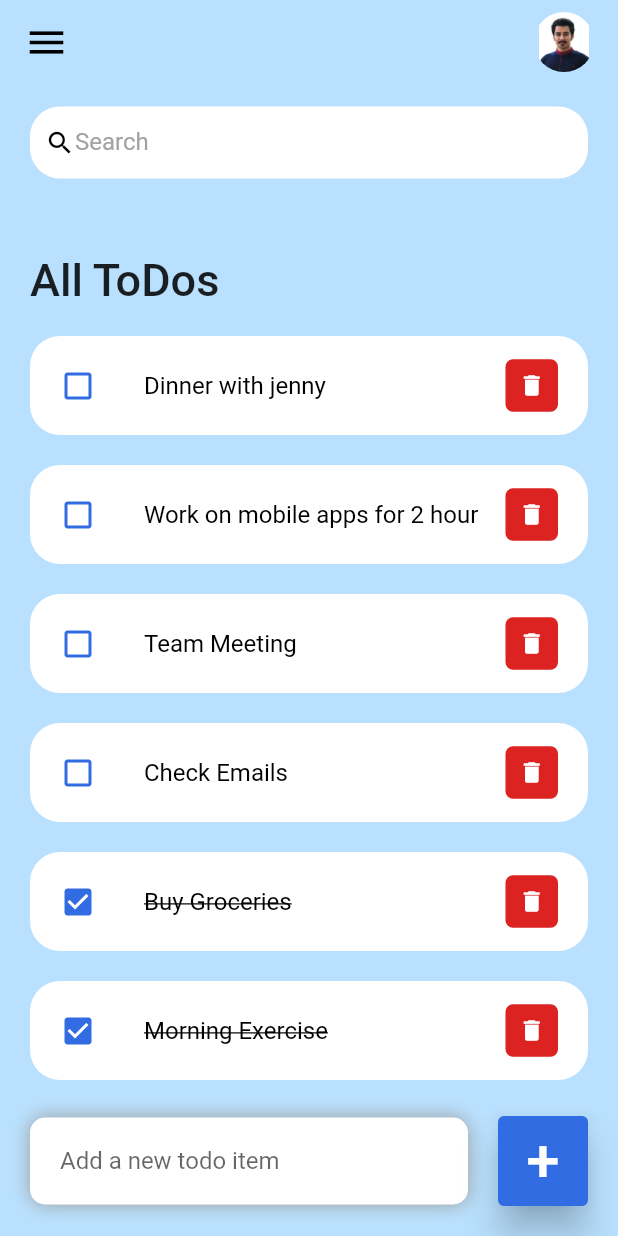
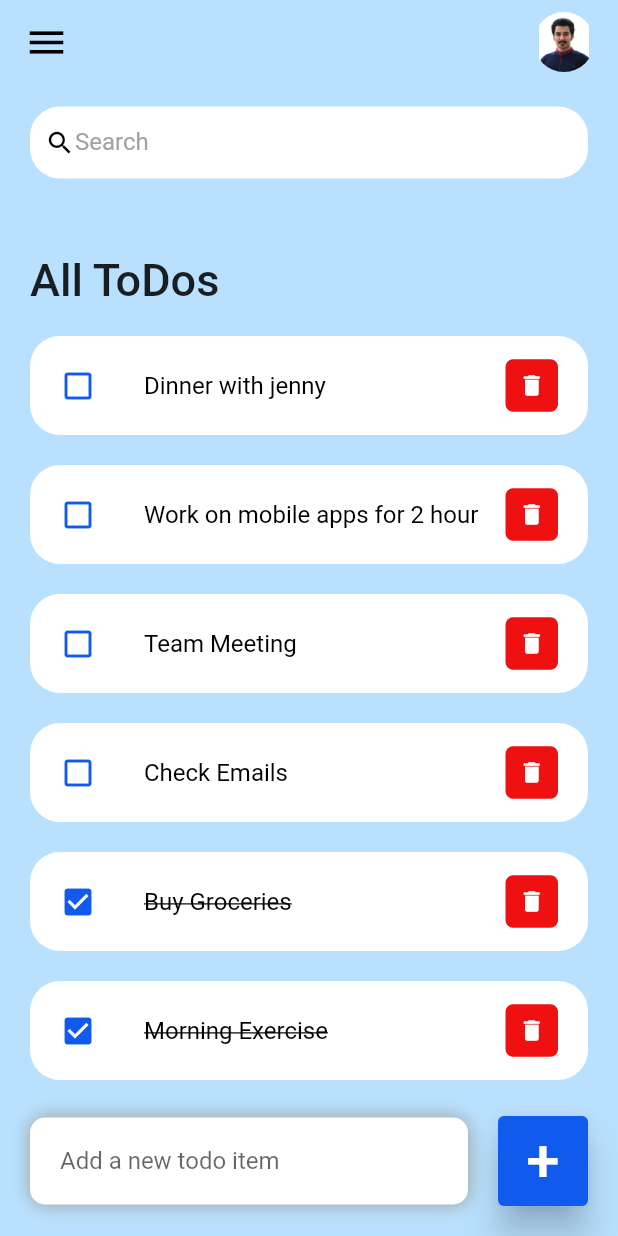
Before and after one commit to farzadseyyedzadeh/todo_app_with_search, a Flutter app: the screen it shows after launch, on a phone screen of 412 x 824 dp. Run offline on Flutter 3.47's test engine with Material 2 defaults, Android fonts, the light colour scheme and no system bars.

Commit message:
ui improved

```diff
--- a/lib/constants/colors.dart
+++ b/lib/constants/colors.dart
@@ -1,7 +1,7 @@
 import 'package:flutter/material.dart';
 
-const Color tdRed = Color.fromARGB(255, 221, 34, 34);
-const Color tdBlue = Color.fromARGB(255, 49, 108, 226);
+const Color tdRed = Color.fromARGB(255, 239, 17, 17);
+const Color tdBlue = Color.fromARGB(255, 16, 90, 237);
 
 const Color tdBlack = Color.fromARGB(255, 0, 0, 0);
 const Color tdGrey = Color.fromARGB(255, 163, 163, 163);
```
